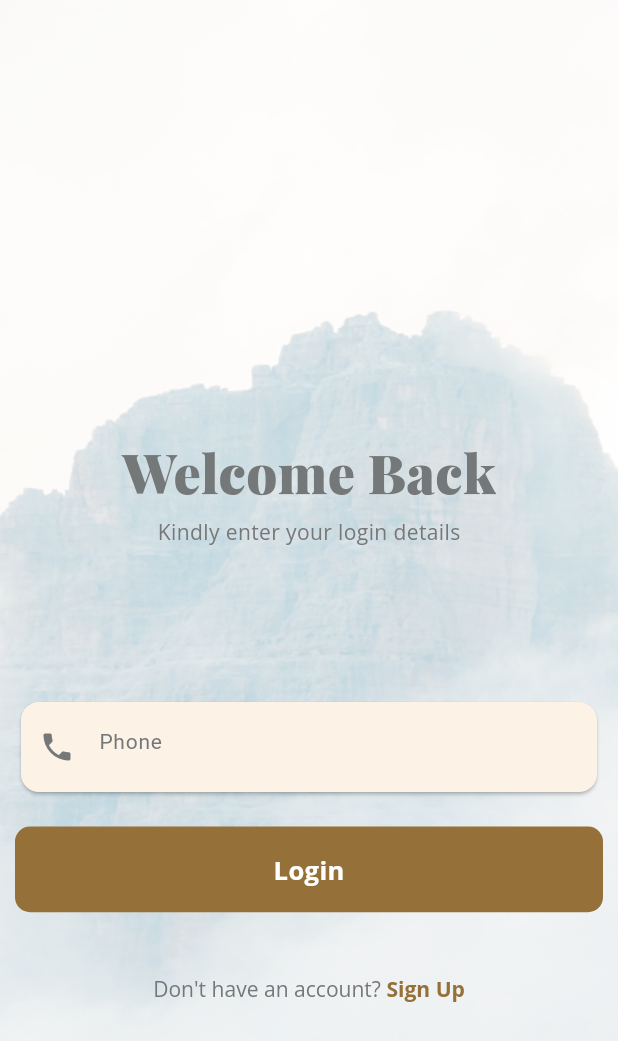
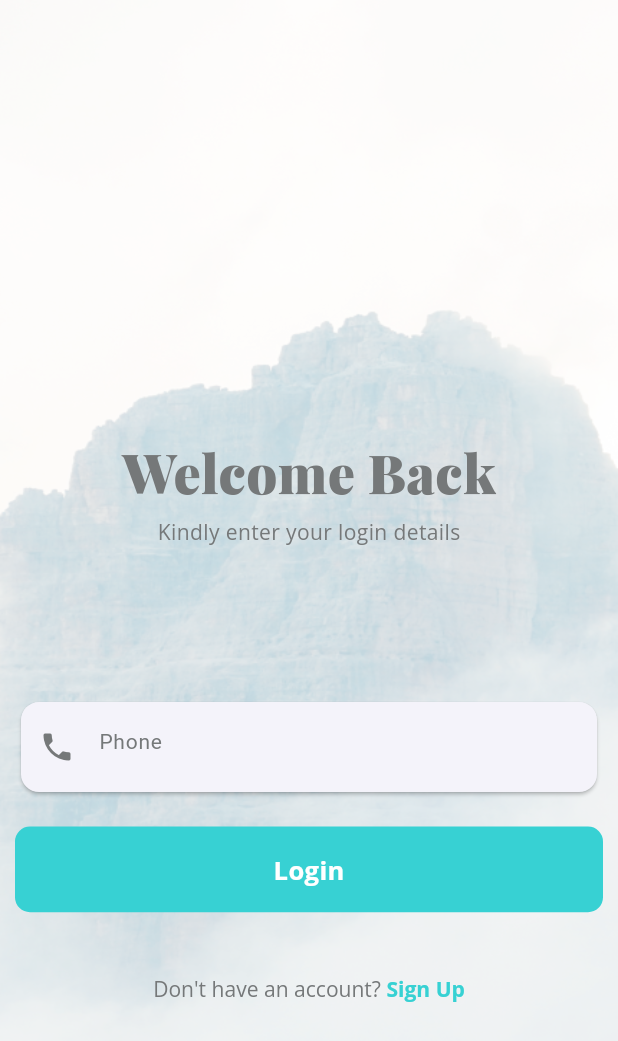
Before and after one commit to SOCORPKolathur/church_management_app, a Flutter app: the screen it shows after launch, after a tap on "Login", on a phone screen of 412 x 824 dp. Shown: the top 1041 px of the screen. Run offline on Flutter 3.47's test engine with Material 3 defaults, Android fonts, the phone set to English and light mode, and no system bars; our stand-ins replace animate_do, cached_network_image, carousel_slider, cloud_firestore, cool_alert, device_info_plus and 21 more; missing offline and left inert: animated_widgets, ff_navigation_bar_plus, neopop, translator; accounts and stored records are empty; project files that could hold a hidden picture were left out.

Commit message:
@for update

```diff
--- a/lib/constants.dart
+++ b/lib/constants.dart
@@ -1,7 +1,9 @@
 import 'package:flutter/material.dart';
 
 class Constants{
-  Color primaryAppColor = const Color(0xff967039);
+ // Color primaryAppColor = const Color(0xff377DFF);
+  Color primaryAppColor = const Color(0xff37d1d3);
+
   //Color primaryAppColor = const Color(0xff573902);
 
   double getFontSize(BuildContext context, String textType){
--- a/lib/main.dart
+++ b/lib/main.dart
@@ -50,11 +50,11 @@ class _MyAppState extends State<MyApp> {
     return LocalizationProvider(
       state: LocalizationProvider.of(context).state,
       child: MaterialApp(
-        title: 'BCAG Church',
+        title: 'IKIA Church',
         debugShowCheckedModeBanner: false,
         theme: ThemeData(
           colorScheme: ColorScheme.fromSeed(
-            seedColor: const Color(0xffE7B41F)
+            seedColor: const Color(0xff377DFF)
           ),
           useMaterial3: true,
         ),
--- a/lib/models/user_model.dart
+++ b/lib/models/user_model.dart
@@ -54,14 +54,14 @@ class UserModel {
     email = json['email'];
     maritialStatus = json['maritialStatus'];
     password = json['password'];
-    profession = json['profession'];
+   profession = json['profession'];
     baptizeDate = json['baptizeDate'];
     anniversaryDate = json['anniversaryDate'];
     bloodGroup = json['bloodGroup'];
     dob = json['dob'];
     locality = json['locality'];
     about = json['about'];
-    address = json['address'];
+    address = json['resaddress'];
     imgUrl = json['imgUrl'];
   }
 
@@ -84,7 +84,7 @@ class UserModel {
     data['dob'] = this.dob;
     data['locality'] = this.locality;
     data['about'] = this.about;
-    data['address'] = this.address;
+    data['resaddress'] = this.address;
     data['imgUrl'] = this.imgUrl;
     return data;
   }
--- a/pubspec.yaml
+++ b/pubspec.yaml
@@ -91,7 +91,7 @@ dev_dependencies:
 flutter_launcher_icons:
     android: "launcher_icon"
     ios: true
-    image_path: "assets/logo1.jpg"
+    image_path: "assets/logo.png"
 
 # For information on the generic Dart part of this file, see the
 # following page: https://dart.dev/tools/pub/pubspec
```
Also changed, not shown: lib/firebase_options.dart, 33 other files.
